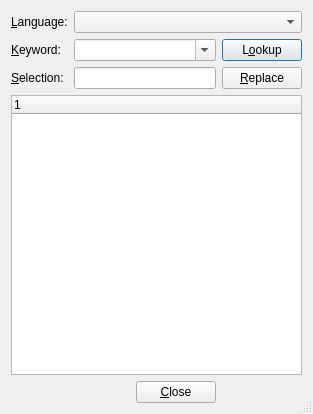
Before: the Qt Designer form src/frontends/qt4/ui/ThesaurusUi.ui in cburschka/lyx, drawn with Qt 5.
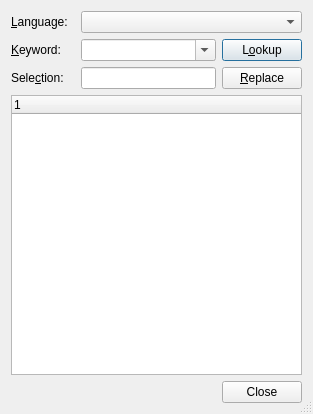
After: the same form once the commit is applied.

Commit message: QDialogButtonBox for the remaining dialogs.

What changed in the file:
```diff
--- a/src/frontends/qt4/ui/ThesaurusUi.ui
+++ b/src/frontends/qt4/ui/ThesaurusUi.ui
@@ -26,7 +26,7 @@
      </property>
     </widget>
    </item>
-   <item row="0" column="1" colspan="2">
+   <item row="0" column="1" colspan="3">
     <widget class="QComboBox" name="languageCO">
      <property name="toolTip">
       <string>Language of the thesaurus</string>
@@ -46,17 +46,7 @@
      </property>
     </widget>
    </item>
-   <item row="1" column="1">
-    <widget class="QComboBox" name="entryCO">
-     <property name="toolTip">
-      <string>Word to look up</string>
-     </property>
-     <property name="editable">
-      <bool>true</bool>
-     </property>
-    </widget>
-   </item>
-   <item row="1" column="2">
+   <item row="1" column="3">
     <widget class="QPushButton" name="lookupPB">
      <property name="toolTip">
       <string/>
@@ -72,21 +62,21 @@
       <string>The selected entry</string>
      </property>
      <property name="text">
-      <string>&amp;Selection:</string>
+      <string>Sele&amp;ction:</string>
      </property>
      <property name="buddy">
       <cstring>replaceED</cstring>
      </property>
     </widget>
    </item>
-   <item row="2" column="1">
+   <item row="2" column="1" colspan="2">
     <widget class="QLineEdit" name="replaceED">
      <property name="toolTip">
       <string>The selected entry</string>
      </property>
     </widget>
    </item>
-   <item row="2" column="2">
+   <item row="2" column="3">
     <widget class="QPushButton" name="replacePB">
      <property name="toolTip">
       <string>Replace the entry with the selection</string>
@@ -96,7 +86,7 @@
      </property>
     </widget>
    </item>
-   <item row="3" column="0" colspan="3">
+   <item row="3" column="0" colspan="4">
     <widget class="QTreeWidget" name="meaningsTV">
      <property name="toolTip">
       <string>Click to select a proposal, double click to look it up.</string>
@@ -108,38 +98,22 @@
      </column>
     </widget>
    </item>
-   <item row="4" column="0" colspan="2">
-    <layout class="QHBoxLayout">
-     <property name="spacing">
-      <number>6</number>
+   <item row="4" column="2" colspan="2">
+    <widget class="QDialogButtonBox" name="buttonBox">
+     <property name="standardButtons">
+      <set>QDialogButtonBox::Close</set>
      </property>
-     <property name="margin">
-      <number>0</number>
+    </widget>
+   </item>
+   <item row="1" column="1" colspan="2">
+    <widget class="QComboBox" name="entryCO">
+     <property name="toolTip">
+      <string>Word to look up</string>
      </property>
-     <item>
-      <spacer>
-       <property name="orientation">
-        <enum>Qt::Horizontal</enum>
-       </property>
-       <property name="sizeType">
-        <enum>QSizePolicy::Expanding</enum>
-       </property>
-       <property name="sizeHint" stdset="0">
-        <size>
-         <width>20</width>
-         <height>20</height>
-        </size>
-       </property>
-      </spacer>
-     </item>
-     <item>
-      <widget class="QPushButton" name="closePB">
-       <property name="text">
-        <string>&amp;Close</string>
-       </property>
-      </widget>
-     </item>
-    </layout>
+     <property name="editable">
+      <bool>true</bool>
+     </property>
+    </widget>
    </item>
   </layout>
  </widget>
```
Left out of the diff: 2 changed lines with no effect on the pictures. The commit also changes 24 other files.
